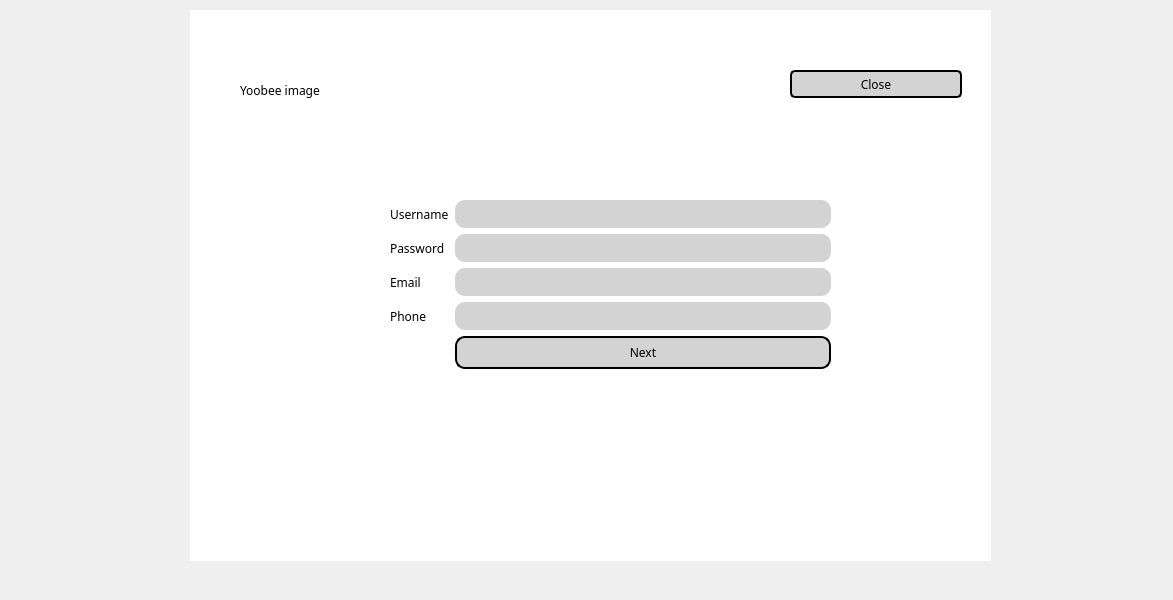
jandrealyn/LibraryQtSystem, file NewWindowChur/signupscreen.ui: the form before one commit.
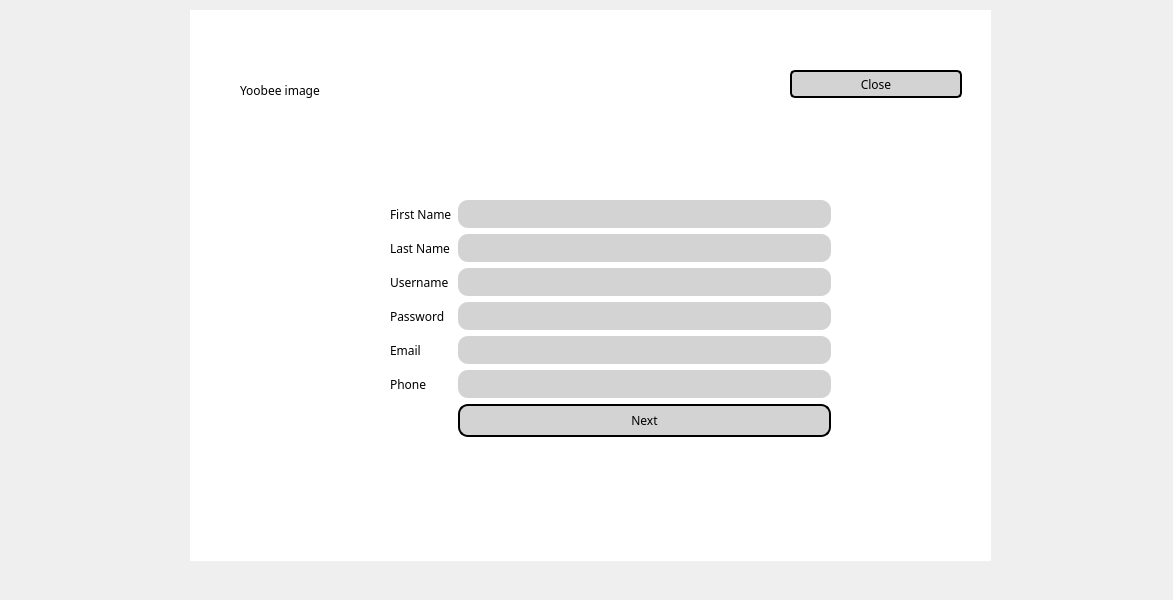
The form after the commit.

The edit to the form file:
```diff
--- a/NewWindowChur/signupscreen.ui
+++ b/NewWindowChur/signupscreen.ui
@@ -102,47 +102,40 @@
     <layout class="QGridLayout" name="gridLayout">
      <item row="0" column="1">
       <layout class="QFormLayout" name="formLayout_2">
-       <item row="0" column="0">
-        <widget class="QLabel" name="label">
-         <property name="text">
-          <string>Username</string>
-         </property>
-        </widget>
-       </item>
-       <item row="0" column="1">
+       <item row="2" column="1">
         <widget class="QLineEdit" name="Username"/>
        </item>
-       <item row="1" column="0">
+       <item row="3" column="0">
         <widget class="QLabel" name="label_2">
          <property name="text">
           <string>Password</string>
          </property>
         </widget>
        </item>
-       <item row="1" column="1">
+       <item row="3" column="1">
         <widget class="QLineEdit" name="Password"/>
        </item>
-       <item row="2" column="0">
+       <item row="4" column="0">
         <widget class="QLabel" name="label_3">
          <property name="text">
           <string>Email</string>
          </property>
         </widget>
        </item>
-       <item row="2" column="1">
+       <item row="4" column="1">
         <widget class="QLineEdit" name="email"/>
        </item>
-       <item row="3" column="0">
+       <item row="5" column="0">
         <widget class="QLabel" name="label_4">
          <property name="text">
           <string>Phone</string>
          </property>
         </widget>
        </item>
-       <item row="3" column="1">
+       <item row="5" column="1">
         <widget class="QLineEdit" name="phone"/>
        </item>
-       <item row="4" column="1">
+       <item row="6" column="1">
         <widget class="QPushButton" name="Next">
          <property name="styleSheet">
           <string notr="true">*{
@@ -164,6 +157,33 @@
          </property>
         </widget>
        </item>
+       <item row="2" column="0">
+        <widget class="QLabel" name="label">
+         <property name="text">
+          <string>Username</string>
+         </property>
+        </widget>
+       </item>
+       <item row="0" column="0">
+        <widget class="QLabel" name="label_5">
+         <property name="text">
+          <string>First Name</string>
+         </property>
+        </widget>
+       </item>
+       <item row="0" column="1">
+        <widget class="QLineEdit" name="firstName"/>
+       </item>
+       <item row="1" column="0">
+        <widget class="QLabel" name="label_6">
+         <property name="text">
+          <string>Last Name</string>
+         </property>
+        </widget>
+       </item>
+       <item row="1" column="1">
+        <widget class="QLineEdit" name="lastName"/>
+       </item>
       </layout>
      </item>
     </layout>
```
